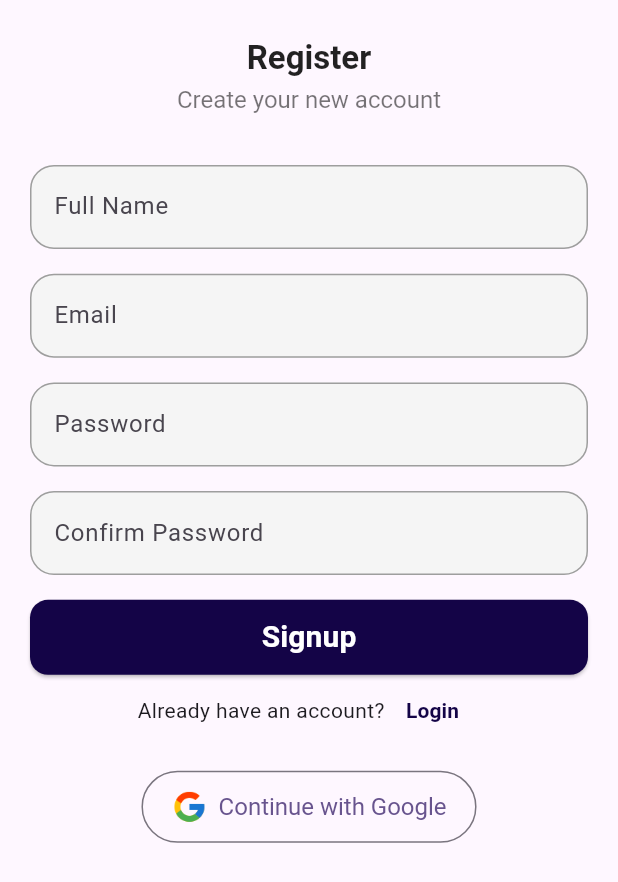
After one commit to ShreekrishnaHegde/EventZone_Frontend, a Flutter app: the AttendeeSignupView screen opened directly, after a tap on "Login", after a tap on "SignUp", after a tap on "Sign up as Host", on a phone screen of 412 x 824 dp. The commit adds this screen. Shown: the top 882 px of the screen. Run offline on Flutter 3.47's test engine with Material 3 defaults, Android fonts, the phone set to English and light mode, and no system bars; our stand-ins replace flutter_dotenv, flutter_secure_storage; accounts and stored records are empty.

Commit message:
SignUpChoice

```diff
--- /dev/null
+++ b/lib/views/Auth_screens/attendee_signup_view.dart
@@ -0,0 +1,170 @@
+import 'dart:async';
+
+import 'package:flutter/material.dart';
+import 'package:flutter/services.dart';
+import 'package:flutter_dotenv/flutter_dotenv.dart';
+
+import '../../service/auth_service/auth_service.dart';
+import 'login_view.dart';
+
+class AttendeeSignupView extends StatefulWidget {
+  const AttendeeSignupView({super.key});
+
+  @override
+  State<AttendeeSignupView> createState() => _AttendeeSignupViewState();
+}
+
+class _AttendeeSignupViewState extends State<AttendeeSignupView> {
+  StreamSubscription? _sub;
+  static const platform = MethodChannel('com.example.eventzone_frontend.app/deeplink');
+  final _emailController=TextEditingController();
+  final _passwordController=TextEditingController();
+  final _confirmPasswordController=TextEditingController();
+  final _fullnameController=TextEditingController();
+  final _roleController=TextEditingController();
+  String selectedRole="Attendee";
+  final AuthService _authService=AuthService();
+  final _baseUrl = dotenv.env['BASE_URL']!;
+  String? error;
+  InputDecoration buildInputDecoration(String labelText,) {
+    return InputDecoration(
+      border: UnderlineInputBorder(),
+      labelText: labelText,
+      enabledBorder: OutlineInputBorder(
+        borderSide: BorderSide(color: Colors.grey),
+        borderRadius: BorderRadius.circular(16.0),
+      ),
+      focusedBorder: OutlineInputBorder(
+        borderSide: BorderSide(color: Color(0xFF140447), width: 2.0),
+        borderRadius: BorderRadius.circular(8.0),
+      ),
+      // prefixIcon: Icon(icon, color: Colors.grey),
+      filled: true,
+      fillColor: Colors.grey.shade100,
+    );
+  }
+  final ButtonStyle raisedButtonStyle = ElevatedButton.styleFrom(
+    foregroundColor: Colors.white,
+    backgroundColor: Color(0xFF140447),
+    minimumSize: Size(double.infinity,50),
+    // padding: EdgeInsets.symmetric(horizontal: 100),
+    shape: const RoundedRectangleBorder(
+      borderRadius: BorderRadius.all(Radius.circular(12)),
+    ),
+  );
+  Widget buildTextField({
+    required String label,
+    TextEditingController? controller,
+    bool obscure=false,
+  }){
+    return TextFormField(
+      controller: controller,
+      obscureText: obscure,
+      decoration: buildInputDecoration(label),
+    );
+  }
+
+  @override
+  Widget build(BuildContext context) {
+    final screen_height=MediaQuery.of(context).size.height;
+
+    return Scaffold(
+      body: Center(
+        child: SafeArea(
+          child: Padding(
+            padding: EdgeInsets.all(20),
+            child: ListView(
+              children: [
+                RichText(
+                  textAlign: TextAlign.center,
+                  text: TextSpan(
+                    style: const TextStyle(
+                      fontSize: 22,
+                      height: 1.5,
+                      color: Colors.black87,
+                      fontFamily: 'Poppins',
+                    ),
+                    children: [
+                      const TextSpan(
+                        text: "Register\n",
+                        style: TextStyle(fontWeight: FontWeight.bold),
+                      ),
+                      const TextSpan(
+                        text: "Create your new account",
+                        style: TextStyle(
+                          fontWeight: FontWeight.w400,
+                          color: Colors.black54,
+                          fontSize: 16,
+                        ),
+                      ),
+                    ],
+                  ),
+                ),
+                SizedBox(height: screen_height/25,),
+                buildTextField(label: "Full Name",controller: _fullnameController),
+                SizedBox(height: screen_height/50,),
+                buildTextField(label: "Email", controller: _emailController),
+                SizedBox(height: screen_height/50,),
+                buildTextField(label: "Password", controller: _passwordController, obscure: true),
+                SizedBox(height: screen_height/50,),
+                buildTextField(label: "Confirm Password", controller: _confirmPasswordController, obscure: true),
+                SizedBox(height: screen_height/50,),
+                ElevatedButton(
+                  style: raisedButtonStyle,
+                  // onPressed: _signup,
+                  onPressed: (){},
+                  child: const Text(
+                    "Signup",
+                    style: TextStyle(
+                        fontWeight: FontWeight.bold,
+                        fontSize: 20
+                    ),
+                  ),
+                ),
+                Row(
+                  mainAxisAlignment: MainAxisAlignment.center,
+                  children: [
+                    const Text("Already have an account?"),
+                    TextButton(
+                      style: ButtonStyle(
+                        splashFactory: NoSplash.splashFactory,
+                        overlayColor: WidgetStateProperty.all(Colors.transparent),
+                      ),
+                      onPressed: (){
+                        Navigator.pushReplacement(context, MaterialPageRoute(builder: (context) => LoginView()));
+                      },
+                      child: const Text(
+                        "Login",
+                        style: TextStyle(
+                          fontWeight: FontWeight.bold,
+                          color: Color(0xFF140447),
+                        ),
+                      ),
+                    ),
+                  ],
+                ),
+                const SizedBox(height: 16),
+                Center(
+                  child: OutlinedButton.icon(
+                    icon: Image.asset(
+                      'assets/google.png', // Make sure you have this image in your assets folder
+                      height: 24,
+                      width: 24,
+                    ),
+                    label: const Text('Continue with Google'),
+                    // onPressed: _signInWithGoogle,
+                    onPressed: (){},
+                    style: OutlinedButton.styleFrom(
+                      padding: const EdgeInsets.symmetric(vertical: 12, horizontal: 20),
+                      textStyle: const TextStyle(fontSize: 16),
+                    ),
+                  ),
+                ),
+              ],
+            ),
+          ),
+        ),
+      ),
+    );
+  }
+}
--- /dev/null
+++ b/lib/views/Auth_screens/host_signup_view.dart
@@ -0,0 +1,169 @@
+import 'dart:async';
+
+import 'package:flutter/material.dart';
+import 'package:flutter/services.dart';
+import 'package:flutter_dotenv/flutter_dotenv.dart';
+
+import '../../service/auth_service/auth_service.dart';
+import 'login_view.dart';
+
+class HostSignupView extends StatefulWidget {
+  const HostSignupView({super.key});
+
+  @override
+  State<HostSignupView> createState() => _HostSignupViewState();
+}
+
+class _HostSignupViewState extends State<HostSignupView> {
+  StreamSubscription? _sub;
+  static const platform = MethodChannel('com.example.eventzone_frontend.app/deeplink');
+  final _emailController=TextEditingController();
+  final _passwordController=TextEditingController();
+  final _confirmPasswordController=TextEditingController();
+  final _fullnameController=TextEditingController();
+  final _roleController=TextEditingController();
+  String selectedRole="Attendee";
+  final AuthService _authService=AuthService();
+  final _baseUrl = dotenv.env['BASE_URL']!;
+  String? error;
+  InputDecoration buildInputDecoration(String labelText,) {
+    return InputDecoration(
+      border: UnderlineInputBorder(),
+      labelText: labelText,
+      enabledBorder: OutlineInputBorder(
+        borderSide: BorderSide(color: Colors.grey),
+        borderRadius: BorderRadius.circular(16.0),
+      ),
+      focusedBorder: OutlineInputBorder(
+        borderSide: BorderSide(color: Color(0xFF140447), width: 2.0),
+        borderRadius: BorderRadius.circular(8.0),
+      ),
+      // prefixIcon: Icon(icon, color: Colors.grey),
+      filled: true,
+      fillColor: Colors.grey.shade100,
+    );
+  }
+  final ButtonStyle raisedButtonStyle = ElevatedButton.styleFrom(
+    foregroundColor: Colors.white,
+    backgroundColor: Color(0xFF140447),
+    minimumSize: Size(double.infinity,50),
+    // padding: EdgeInsets.symmetric(horizontal: 100),
+    shape: const RoundedRectangleBorder(
+      borderRadius: BorderRadius.all(Radius.circular(12)),
+    ),
+  );
+  Widget buildTextField({
+    required String label,
+    TextEditingController? controller,
+    bool obscure=false,
+  }){
+    return TextFormField(
+      controller: controller,
+      obscureText: obscure,
+      decoration: buildInputDecoration(label),
+    );
+  }
+  @override
+  Widget build(BuildContext context) {
+    final screen_height=MediaQuery.of(context).size.height;
+
+    return Scaffold(
+      body: Center(
+        child: SafeArea(
+          child: Padding(
+            padding: EdgeInsets.all(20),
+            child: ListView(
+              children: [
+                RichText(
+                  textAlign: TextAlign.center,
+                  text: TextSpan(
+                    style: const TextStyle(
+                      fontSize: 22,
+                      height: 1.5,
+                      color: Colors.black87,
+                      fontFamily: 'Poppins',
+                    ),
+                    children: [
+                      const TextSpan(
+                        text: "Register\n",
+                        style: TextStyle(fontWeight: FontWeight.bold),
+                      ),
+                      const TextSpan(
+                        text: "Create your new account",
+                        style: TextStyle(
+                          fontWeight: FontWeight.w400,
+                          color: Colors.black54,
+                          fontSize: 16,
+                        ),
+                      ),
+                    ],
+                  ),
+                ),
+                SizedBox(height: screen_height/25,),
+                buildTextField(label: "Full Name",controller: _fullnameController),
+                SizedBox(height: screen_height/50,),
+                buildTextField(label: "Email", controller: _emailController),
+                SizedBox(height: screen_height/50,),
+                buildTextField(label: "Password", controller: _passwordController, obscure: true),
+                SizedBox(height: screen_height/50,),
+                buildTextField(label: "Confirm Password", controller: _confirmPasswordController, obscure: true),
+                SizedBox(height: screen_height/50,),
+                ElevatedButton(
+                  style: raisedButtonStyle,
+                  // onPressed: _signup,
+                  onPressed: (){},
+                  child: const Text(
+                    "Signup",
+                    style: TextStyle(
+                        fontWeight: FontWeight.bold,
+                        fontSize: 20
+                    ),
+                  ),
+                ),
+                Row(
+                  mainAxisAlignment: MainAxisAlignment.center,
+                  children: [
+                    const Text("Already have an account?"),
+                    TextButton(
+                      style: ButtonStyle(
+                        splashFactory: NoSplash.splashFactory,
+                        overlayColor: WidgetStateProperty.all(Colors.transparent),
+                      ),
+                      onPressed: (){
+                        Navigator.pushReplacement(context, MaterialPageRoute(builder: (context) => LoginView()));
+                      },
+                      child: const Text(
+                        "Login",
+                        style: TextStyle(
+                          fontWeight: FontWeight.bold,
+                          color: Color(0xFF140447),
+                        ),
+                      ),
+                    ),
+                  ],
+                ),
+                const SizedBox(height: 16),
+                Center(
+                  child: OutlinedButton.icon(
+                    icon: Image.asset(
+                      'assets/google.png', // Make sure you have this image in your assets folder
+                      height: 24,
+                      width: 24,
+                    ),
+                    label: const Text('Continue with Google'),
+                    // onPressed: _signInWithGoogle,
+                    onPressed: (){},
+                    style: OutlinedButton.styleFrom(
+                      padding: const EdgeInsets.symmetric(vertical: 12, horizontal: 20),
+                      textStyle: const TextStyle(fontSize: 16),
+                    ),
+                  ),
+                ),
+              ],
+            ),
+          ),
+        ),
+      ),
+    );
+  }
+}
--- a/lib/views/Auth_screens/login_view.dart
+++ b/lib/views/Auth_screens/login_view.dart
@@ -1,5 +1,5 @@
 import 'package:eventzone_frontend/service/auth_service/auth_service.dart';
-import 'package:eventzone_frontend/views/Auth_screens/signup_view.dart';
+import 'package:eventzone_frontend/views/Auth_screens/signup_choice_view.dart';
 import 'package:flutter/material.dart';
 
 import '../attendee/attendee_home_view.dart';
@@ -148,7 +148,7 @@ class _LoginViewState extends State<LoginView> {
                         overlayColor: WidgetStateProperty.all(Colors.transparent),
                       ),
                       onPressed: (){
-                        Navigator.pushReplacement(context, MaterialPageRoute(builder: (context) => SignupView()));
+                        Navigator.pushReplacement(context, MaterialPageRoute(builder: (context) => SignUpChoiceView()));
                       },
                       child: const Text(
                         "SignUp",
--- /dev/null
+++ b/lib/views/Auth_screens/signup_choice_view.dart
@@ -0,0 +1,31 @@
+import 'package:flutter/material.dart';
+import 'attendee_signup_view.dart';
+import 'host_signup_view.dart';
+
+class SignUpChoiceView extends StatelessWidget {
+  const SignUpChoiceView({super.key});
+
+  @override
+  Widget build(BuildContext context) {
+    return Scaffold(
+      appBar: AppBar(title: const Text("Choose Role")),
+      body: Padding(
+        padding: const EdgeInsets.all(32.0),
+        child: Column(
+          mainAxisAlignment: MainAxisAlignment.center,
+          children: [
+            ElevatedButton(
+              child: const Text("Sign up as Attendee"),
+              onPressed: () => Navigator.push(context, MaterialPageRoute(builder: (_) => const AttendeeSignupView())),
+            ),
+            const SizedBox(height: 20),
+            ElevatedButton(
+              child: const Text("Sign up as Host"),
+              onPressed: () => Navigator.push(context, MaterialPageRoute(builder: (_) => const HostSignupView())),
+            ),
+          ],
+        ),
+      ),
+    );
+  }
+}
```
Also changed, not shown: lib/storage/deeplink_handler.dart (added).
